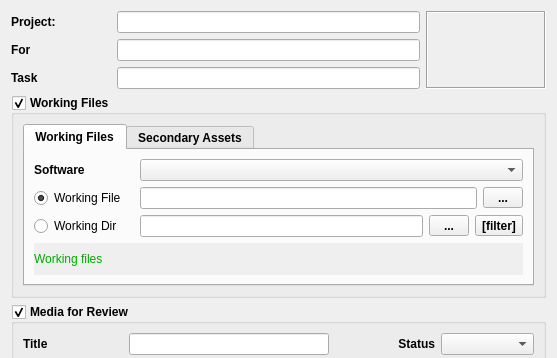
This is module/wildchildanimation/gui/forms/maya/publish_dialog.ui in dearyangyu/swing as Qt 5 draws it before an edit; both pictures show x 0 to 557 and y 0 to 358 of the 557 by 595 pixel window. The edited form follows.
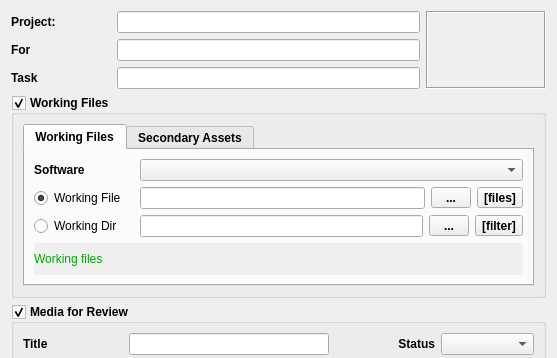
This is the edited form.

The edit to the form file:
```diff
--- a/module/wildchildanimation/gui/forms/maya/publish_dialog.ui
+++ b/module/wildchildanimation/gui/forms/maya/publish_dialog.ui
@@ -226,6 +226,13 @@
               </property>
              </widget>
             </item>
+            <item>
+             <widget class="QToolButton" name="toolButtonWorkingFileList">
+              <property name="text">
+               <string>[files]</string>
+              </property>
+             </widget>
+            </item>
            </layout>
           </item>
           <item>
```
